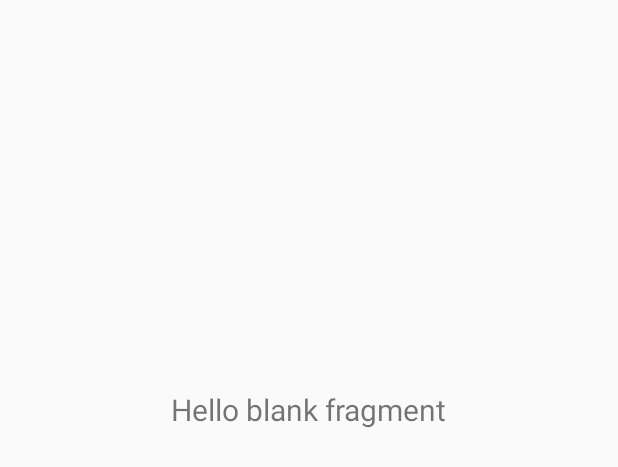
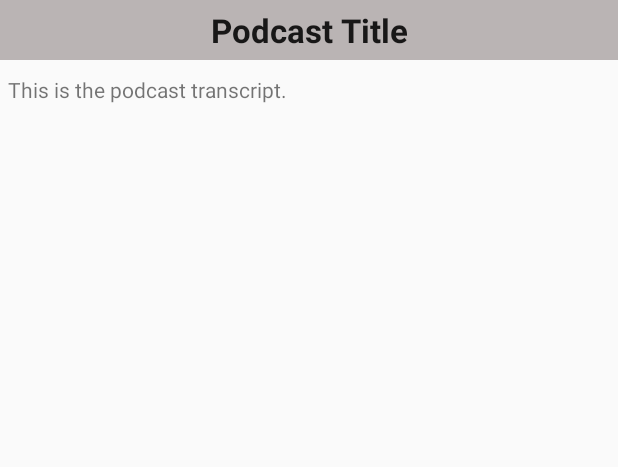
Before and after one commit to graceynichols/VizBuzzAndroid, an Android app: the layout fragment_podcast_details.xml on its own in the app's theme, with its tools: preview values and no code run, on a phone screen of 412 x 824 dp. Shown: the top 467 px of the screen. Run offline under Robolectric (Android 15) with nearby library versions, the phone set to English and light mode, and no system bars; network calls fail.

```diff
--- a/app/build.gradle
+++ b/app/build.gradle
@@ -36,5 +36,6 @@ dependencies {
     testImplementation 'junit:junit:4.12'
     androidTestImplementation 'androidx.test.ext:junit:1.1.1'
     androidTestImplementation 'androidx.test.espresso:espresso-core:3.2.0'
+    implementation("com.android.volley:volley:1.2.1")
 
 }
--- a/app/src/main/res/layout/fragment_podcast_details.xml
+++ b/app/src/main/res/layout/fragment_podcast_details.xml
@@ -10,27 +10,38 @@
 
     <TextView
         android:id="@+id/title"
-        android:layout_width="wrap_content"
+        android:layout_width="0dp"
         android:layout_height="wrap_content"
+        android:background="#B1ABAB"
+        android:backgroundTint="#BAB4B4"
+        android:padding="5dp"
         android:text="@string/hello_blank_fragment"
-        android:textSize="20sp"
+        android:textAlignment="center"
+        android:textAppearance="@style/TextAppearance.AppCompat.Large"
+        android:textStyle="bold"
         app:layout_constraintBottom_toTopOf="@id/transcript"
         app:layout_constraintEnd_toEndOf="parent"
         app:layout_constraintLeft_toLeftOf="parent"
         app:layout_constraintRight_toRightOf="parent"
         app:layout_constraintStart_toStartOf="parent"
-        app:layout_constraintTop_toTopOf="parent" />
+        app:layout_constraintTop_toTopOf="parent"
+        tools:text="Podcast Title" />
 
     <TextView
         android:id="@+id/transcript"
-        android:layout_width="wrap_content"
-        android:layout_height="wrap_content"
-
+        android:layout_width="match_parent"
+        android:layout_height="0dp"
+        android:layout_marginStart="5dp"
+        android:layout_marginTop="10dp"
+        android:layout_marginEnd="5dp"
+        android:layout_marginBottom="5dp"
+        android:scrollbars="vertical"
         app:layout_constraintBottom_toBottomOf="parent"
         app:layout_constraintEnd_toEndOf="parent"
         app:layout_constraintLeft_toLeftOf="parent"
         app:layout_constraintRight_toRightOf="parent"
         app:layout_constraintStart_toStartOf="parent"
-        app:layout_constraintTop_toBottomOf="@id/title" />
+        app:layout_constraintTop_toBottomOf="@id/title"
+        tools:text="This is the podcast transcript." />
 
 </androidx.constraintlayout.widget.ConstraintLayout>
--- a/app/src/main/res/values/colors.xml
+++ b/app/src/main/res/values/colors.xml
@@ -3,4 +3,7 @@
     <color name="colorPrimary">#6200EE</color>
     <color name="colorPrimaryDark">#3700B3</color>
     <color name="colorAccent">#03DAC5</color>
+    <color name="red">#F5360D</color>
+    <color name="green">#31BF31</color>
+
 </resources>
```
Also changed, not shown: app/src/main/java/com/example/vizbuzz/fragments/PodcastDetailsFragment.kt (+21 -22 lines), app/src/main/java/com/example/vizbuzz/models/Podcast.kt (+19 -2 lines), app/src/main/java/com/example/vizbuzz/repository/Repository.kt (+17 -8 lines), app/src/main/java/com/example/vizbuzz/viewmodels/HomeViewModel.kt (+23 -3 lines), app/src/main/res/layout/fragment_home.xml (+14 -8 lines), app/src/main/res/layout/podcast_layout.xml (+7 -5 lines), 3 other files.
